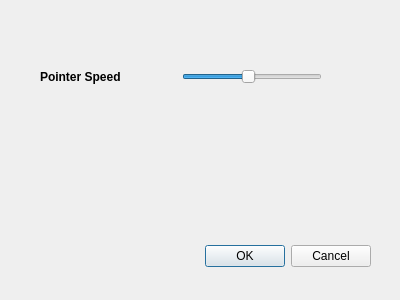
Before: the Qt Designer form src/preferences.ui in kitswas/VirtualGamePad-PC, drawn with Qt 5.
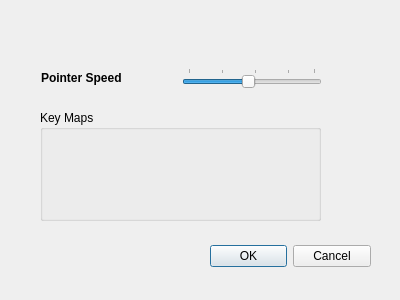
After: the same form once the commit is applied.

```diff
--- a/src/preferences.ui
+++ b/src/preferences.ui
@@ -16,9 +16,9 @@
   <widget class="QDialogButtonBox" name="buttonBox">
    <property name="geometry">
     <rect>
-     <x>30</x>
+     <x>210</x>
      <y>240</y>
-     <width>341</width>
+     <width>161</width>
      <height>32</height>
     </rect>
    </property>
@@ -29,12 +29,25 @@
     <set>QDialogButtonBox::Cancel|QDialogButtonBox::Ok</set>
    </property>
   </widget>
-  <widget class="QWidget" name="layoutWidget">
+  <widget class="QGroupBox" name="KeyMaps">
    <property name="geometry">
     <rect>
      <x>40</x>
-     <y>60</y>
-     <width>282</width>
+     <y>110</y>
+     <width>281</width>
+     <height>111</height>
+    </rect>
+   </property>
+   <property name="title">
+    <string>Key Maps</string>
+   </property>
+  </widget>
+  <widget class="QWidget" name="layoutWidget">
+   <property name="geometry">
+    <rect>
+     <x>41</x>
+     <y>61</y>
+     <width>281</width>
      <height>34</height>
     </rect>
    </property>
@@ -86,6 +99,12 @@
       <property name="orientation">
        <enum>Qt::Horizontal</enum>
       </property>
+      <property name="tickPosition">
+       <enum>QSlider::TicksAbove</enum>
+      </property>
+      <property name="tickInterval">
+       <number>5</number>
+      </property>
      </widget>
     </item>
    </layout>
```
Left out of the diff: 5 changed lines with no effect on the pictures.
